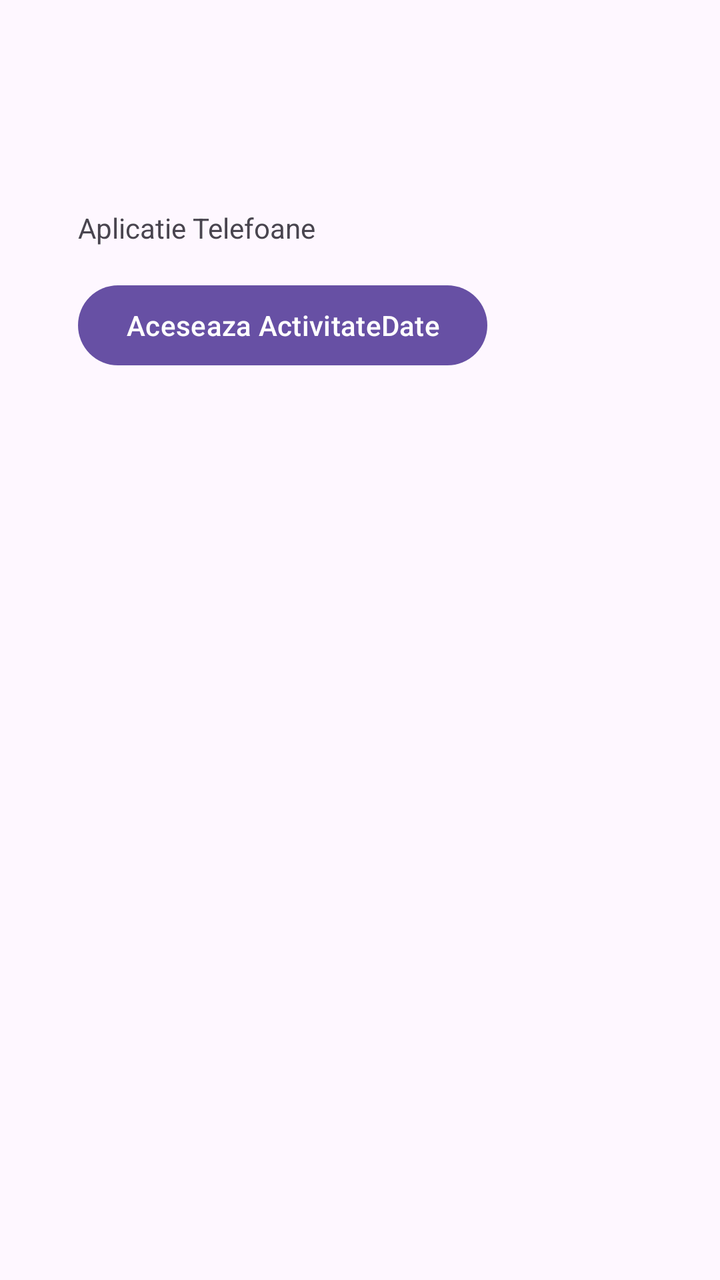
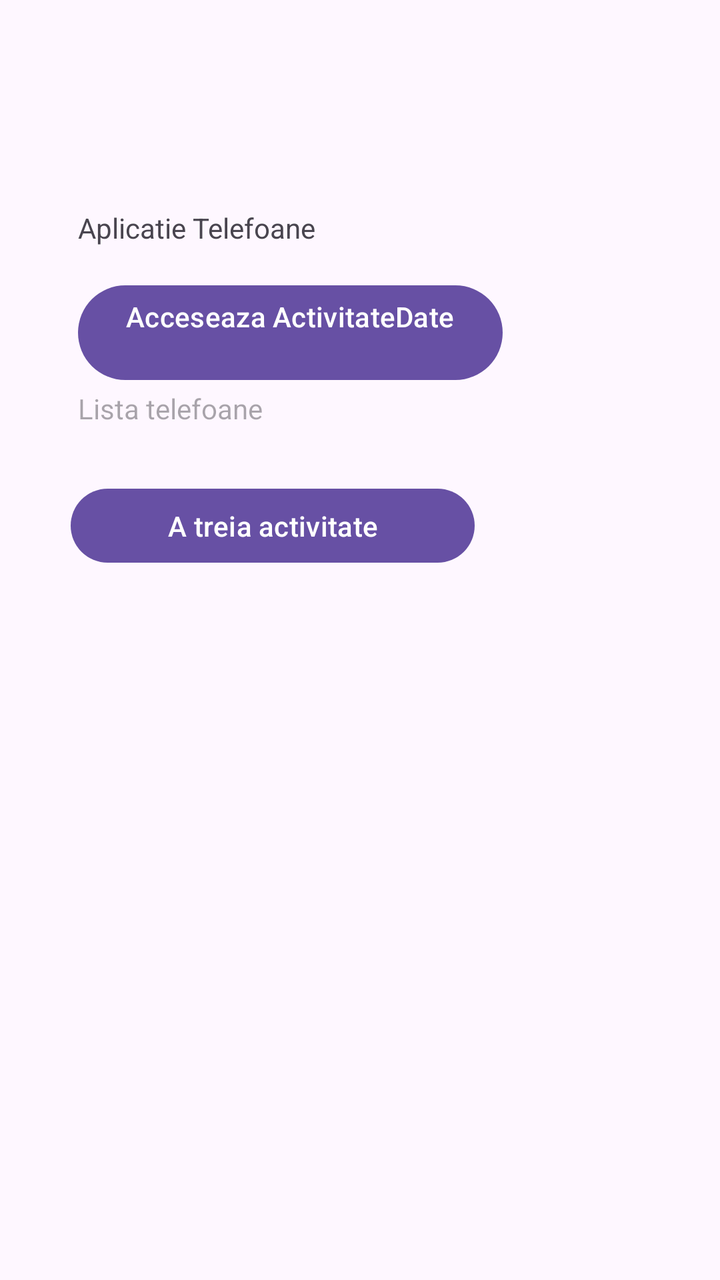

Before-and-after screenshots of an Android layout around one commit, followed by the original layout XML and the change that was made.
<!-- AndroidManifest.xml: application theme Theme.S2 -->
<!-- res/layout/activity_main.xml -->
<?xml version="1.0" encoding="utf-8"?>
<androidx.constraintlayout.widget.ConstraintLayout xmlns:android="http://schemas.android.com/apk/res/android"
    xmlns:app="http://schemas.android.com/apk/res-auto"
    xmlns:tools="http://schemas.android.com/tools"
    android:id="@+id/main"
    android:layout_width="match_parent"
    android:layout_height="match_parent"
    tools:context=".MainActivity">

    <TextView
        android:id="@+id/tvTelefoane"
        android:layout_width="wrap_content"
        android:layout_height="wrap_content"
        android:text="@string/aplicatie_telefoane"
        app:layout_constraintBottom_toBottomOf="parent"
        app:layout_constraintEnd_toEndOf="parent"
        app:layout_constraintHorizontal_bias="0.161"
        app:layout_constraintStart_toStartOf="parent"
        app:layout_constraintTop_toTopOf="parent"
        app:layout_constraintVertical_bias="0.168" />

    <Button
        android:id="@+id/buttonAD"
        android:layout_width="wrap_content"
        android:layout_height="wrap_content"
        android:text="@string/aceseaza_activitatedate"
        app:layout_constraintBottom_toBottomOf="parent"
        app:layout_constraintEnd_toEndOf="@+id/tvTelefoane"
        app:layout_constraintHorizontal_bias="0.0"
        app:layout_constraintStart_toStartOf="@+id/tvTelefoane"
        app:layout_constraintTop_toBottomOf="@+id/tvTelefoane"
        app:layout_constraintVertical_bias="0.033" />

</androidx.constraintlayout.widget.ConstraintLayout>
<!-- resources referenced by this layout -->
<resources>
  <string name="aceseaza_activitatedate">Aceseaza ActivitateDate</string>
  <string name="aplicatie_telefoane">Aplicatie Telefoane</string>
  <style name="Theme.S2" parent="Base.Theme.S2" />
  <style name="Base.Theme.S2" parent="Theme.Material3.DayNight.NoActionBar">
          
          
      </style>
</resources>

<!-- the commit's change to res/layout/activity_main.xml (unified diff, before → after) -->
@@ -23,7 +23,7 @@
         android:id="@+id/buttonAD"
         android:layout_width="wrap_content"
         android:layout_height="wrap_content"
-        android:text="@string/aceseaza_activitatedate"
+        android:text="@string/acceseaza_activitatedate"
         app:layout_constraintBottom_toBottomOf="parent"
         app:layout_constraintEnd_toEndOf="@+id/tvTelefoane"
         app:layout_constraintHorizontal_bias="0.0"
@@ -31,4 +31,28 @@
         app:layout_constraintTop_toBottomOf="@+id/tvTelefoane"
         app:layout_constraintVertical_bias="0.033" />
 
+    <TextView
+        android:id="@+id/textViewTelefoane"
+        android:layout_width="wrap_content"
+        android:layout_height="wrap_content"
+        android:hint="@string/lista_telefoane"
+        app:layout_constraintBottom_toBottomOf="parent"
+        app:layout_constraintEnd_toEndOf="@+id/tvTelefoane"
+        app:layout_constraintHorizontal_bias="0.0"
+        app:layout_constraintStart_toStartOf="@+id/tvTelefoane"
+        app:layout_constraintTop_toBottomOf="@+id/tvTelefoane"
+        app:layout_constraintVertical_bias="0.148" />
+
+    <Button
+        android:id="@+id/btn3rd"
+        android:layout_width="202dp"
+        android:layout_height="45dp"
+        android:text="@string/a_treia_activitate"
+        app:layout_constraintBottom_toBottomOf="parent"
+        app:layout_constraintEnd_toEndOf="parent"
+        app:layout_constraintHorizontal_bias="0.224"
+        app:layout_constraintStart_toStartOf="parent"
+        app:layout_constraintTop_toBottomOf="@+id/tvTelefoane"
+        app:layout_constraintVertical_bias="0.248" />
+
 </androidx.constraintlayout.widget.ConstraintLayout>
<!-- resource entries referenced after the edit -->
@@ -1,7 +1,9 @@
 <!-- resources referenced by this layout -->
 <resources>
-  <string name="aceseaza_activitatedate">Aceseaza ActivitateDate</string>
+  <string name="a_treia_activitate">A treia activitate</string>
+  <string name="acceseaza_activitatedate">Acceseaza ActivitateDate\n</string>
   <string name="aplicatie_telefoane">Aplicatie Telefoane</string>
+  <string name="lista_telefoane">Lista telefoane\n</string>
   <style name="Theme.S2" parent="Base.Theme.S2" />
   <style name="Base.Theme.S2" parent="Theme.Material3.DayNight.NoActionBar">
           
